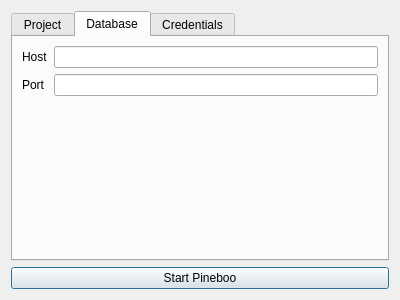
Before: the Qt Designer form pineboolib/forms/dlg_connect.ui in deavid/pineboo, drawn with Qt 5.
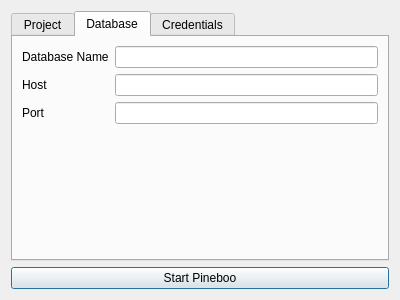
After: the same form once the commit is applied. The open tabs and pages were chosen to show the change.

Commit message: Mejoras en DlgConnect

```diff
--- a/pineboolib/forms/dlg_connect.ui
+++ b/pineboolib/forms/dlg_connect.ui
@@ -76,26 +76,36 @@
       </attribute>
       <layout class="QGridLayout" name="gridLayout_2">
        <item row="0" column="0">
+        <widget class="QLabel" name="label_7">
+         <property name="text">
+          <string>Database Name</string>
+         </property>
+        </widget>
+       </item>
+       <item row="0" column="1">
+        <widget class="QLineEdit" name="leDBName"/>
+       </item>
+       <item row="1" column="0">
         <widget class="QLabel" name="label_2">
          <property name="text">
           <string>Host</string>
          </property>
         </widget>
        </item>
-       <item row="0" column="1">
-        <widget class="QLineEdit" name="lineEdit_2"/>
+       <item row="1" column="1">
+        <widget class="QLineEdit" name="leHostName"/>
        </item>
-       <item row="1" column="0">
+       <item row="2" column="0">
         <widget class="QLabel" name="label_3">
          <property name="text">
           <string>Port</string>
          </property>
         </widget>
        </item>
-       <item row="1" column="1">
-        <widget class="QLineEdit" name="lineEdit_3"/>
-       </item>
        <item row="2" column="1">
+        <widget class="QLineEdit" name="lePort"/>
+       </item>
+       <item row="3" column="1">
         <spacer name="verticalSpacer">
          <property name="orientation">
           <enum>Qt::Vertical</enum>
```
Left out of the diff: 4 changed lines with no effect on the pictures. The commit also changes 2 other files.
